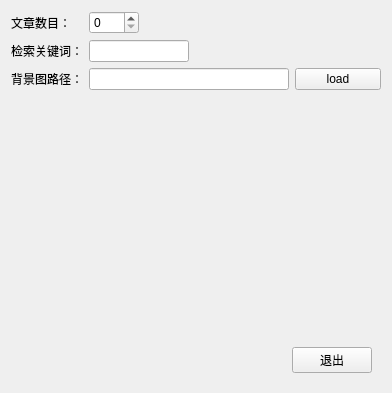
The window that settingwidget.ui (tujiaw/QtWXHot) describes before a commit, drawn with Qt 5.
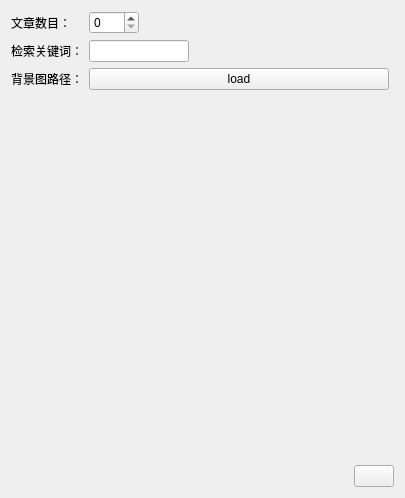
The same window after the commit.

What changed in the file:
```diff
--- a/settingwidget.ui
+++ b/settingwidget.ui
@@ -6,8 +6,8 @@
    <rect>
     <x>0</x>
     <y>0</y>
-    <width>392</width>
-    <height>393</height>
+    <width>405</width>
+    <height>498</height>
    </rect>
   </property>
   <property name="windowTitle">
@@ -61,38 +61,22 @@
       </widget>
      </item>
      <item row="2" column="1">
-      <widget class="QWidget" name="widget" native="true">
-       <layout class="QHBoxLayout" name="horizontalLayout">
-        <property name="leftMargin">
-         <number>0</number>
-        </property>
-        <property name="topMargin">
-         <number>0</number>
-        </property>
-        <property name="rightMargin">
-         <number>0</number>
-        </property>
-        <property name="bottomMargin">
-         <number>0</number>
-        </property>
-        <item>
-         <widget class="QLineEdit" name="leBackgroundPath">
-          <property name="maximumSize">
-           <size>
-            <width>200</width>
-            <height>16777215</height>
-           </size>
-          </property>
-         </widget>
-        </item>
-        <item>
-         <widget class="QPushButton" name="pbBackgroundLoad">
-          <property name="text">
-           <string>load</string>
-          </property>
-         </widget>
-        </item>
-       </layout>
+      <widget class="QPushButton" name="pbBackgroundLoad">
+       <property name="minimumSize">
+        <size>
+         <width>300</width>
+         <height>0</height>
+        </size>
+       </property>
+       <property name="maximumSize">
+        <size>
+         <width>300</width>
+         <height>16777215</height>
+        </size>
+       </property>
+       <property name="text">
+        <string>load</string>
+       </property>
       </widget>
      </item>
     </layout>
@@ -105,7 +89,7 @@
      <property name="sizeHint" stdset="0">
       <size>
        <width>20</width>
-       <height>242</height>
+       <height>365</height>
       </size>
      </property>
     </spacer>
@@ -113,6 +97,21 @@
    <item>
     <widget class="QWidget" name="widget_2" native="true">
      <layout class="QHBoxLayout" name="horizontalLayout_2">
+      <property name="spacing">
+       <number>0</number>
+      </property>
+      <property name="leftMargin">
+       <number>0</number>
+      </property>
+      <property name="topMargin">
+       <number>0</number>
+      </property>
+      <property name="rightMargin">
+       <number>0</number>
+      </property>
+      <property name="bottomMargin">
+       <number>0</number>
+      </property>
       <item>
        <spacer name="horizontalSpacer">
         <property name="orientation">
@@ -129,7 +128,13 @@
       <item>
        <widget class="QPushButton" name="pbExit">
         <property name="text">
-         <string>退出</string>
+         <string/>
+        </property>
+        <property name="iconSize">
+         <size>
+          <width>32</width>
+          <height>32</height>
+         </size>
         </property>
        </widget>
       </item>
```
